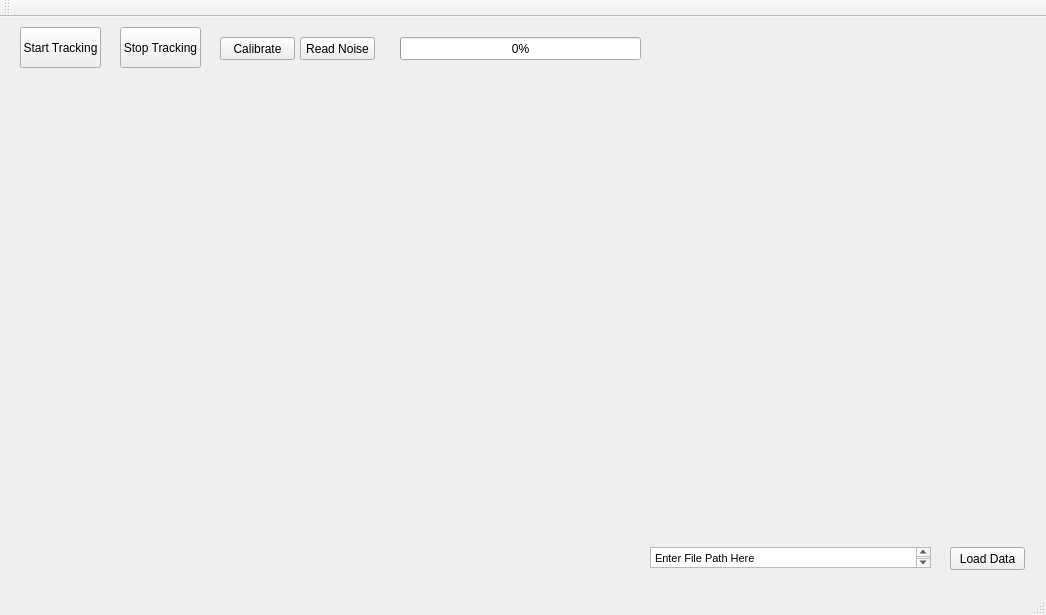
Old version of the form GitTest2/mainwindow.ui in the repository jwatto01/SeniorCapstone.
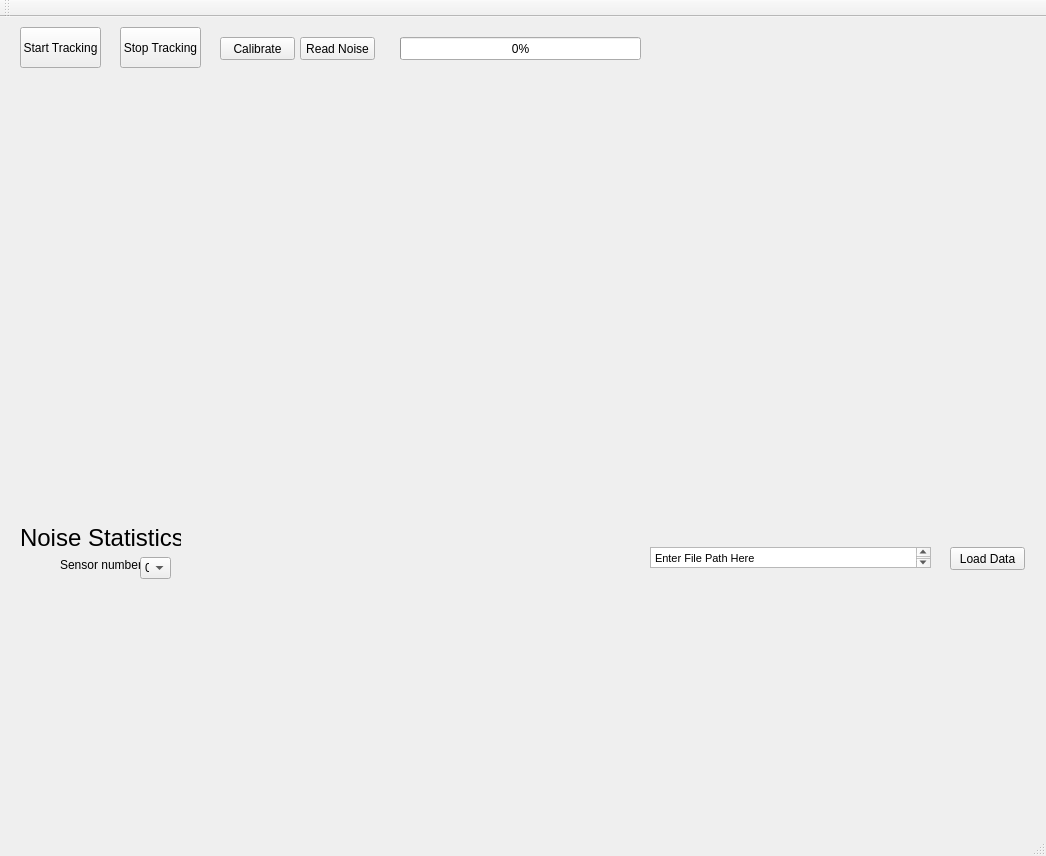
New version of the form. Custom widgets are drawn as their Qt base class.

Patch:
```diff
--- a/GitTest2/mainwindow.ui
+++ b/GitTest2/mainwindow.ui
@@ -7,7 +7,7 @@
     <x>0</x>
     <y>0</y>
     <width>1046</width>
-    <height>615</height>
+    <height>856</height>
    </rect>
   </property>
   <property name="windowTitle">
@@ -135,6 +135,117 @@
      <number>0</number>
     </property>
    </widget>
+   <widget class="QLabel" name="label">
+    <property name="geometry">
+     <rect>
+      <x>20</x>
+      <y>500</y>
+      <width>161</width>
+      <height>41</height>
+     </rect>
+    </property>
+    <property name="font">
+     <font>
+      <pointsize>18</pointsize>
+     </font>
+    </property>
+    <property name="text">
+     <string>Noise Statistics</string>
+    </property>
+   </widget>
+   <widget class="QCustomPlot" name="figure_3" native="true">
+    <property name="geometry">
+     <rect>
+      <x>40</x>
+      <y>570</y>
+      <width>241</width>
+      <height>221</height>
+     </rect>
+    </property>
+   </widget>
+   <widget class="QCustomPlot" name="figure_4" native="true">
+    <property name="geometry">
+     <rect>
+      <x>390</x>
+      <y>570</y>
+      <width>241</width>
+      <height>221</height>
+     </rect>
+    </property>
+   </widget>
+   <widget class="QCustomPlot" name="figure_5" native="true">
+    <property name="geometry">
+     <rect>
+      <x>760</x>
+      <y>570</y>
+      <width>241</width>
+      <height>221</height>
+     </rect>
+    </property>
+   </widget>
+   <widget class="QLabel" name="label_2">
+    <property name="geometry">
+     <rect>
+      <x>60</x>
+      <y>540</y>
+      <width>81</width>
+      <height>16</height>
+     </rect>
+    </property>
+    <property name="text">
+     <string>Sensor number: </string>
+    </property>
+   </widget>
+   <widget class="QComboBox" name="comboBox">
+    <property name="geometry">
+     <rect>
+      <x>140</x>
+      <y>540</y>
+      <width>31</width>
+      <height>22</height>
+     </rect>
+    </property>
+    <item>
+     <property name="text">
+      <string>0</string>
+     </property>
+    </item>
+    <item>
+     <property name="text">
+      <string>1</string>
+     </property>
+    </item>
+    <item>
+     <property name="text">
+      <string>2</string>
+     </property>
+    </item>
+    <item>
+     <property name="text">
+      <string>3</string>
+     </property>
+    </item>
+    <item>
+     <property name="text">
+      <string>4</string>
+     </property>
+    </item>
+    <item>
+     <property name="text">
+      <string>5</string>
+     </property>
+    </item>
+    <item>
+     <property name="text">
+      <string>6</string>
+     </property>
+    </item>
+    <item>
+     <property name="text">
+      <string>7</string>
+     </property>
+    </item>
+   </widget>
   </widget>
   <widget class="QMenuBar" name="menuBar">
    <property name="geometry">
```
